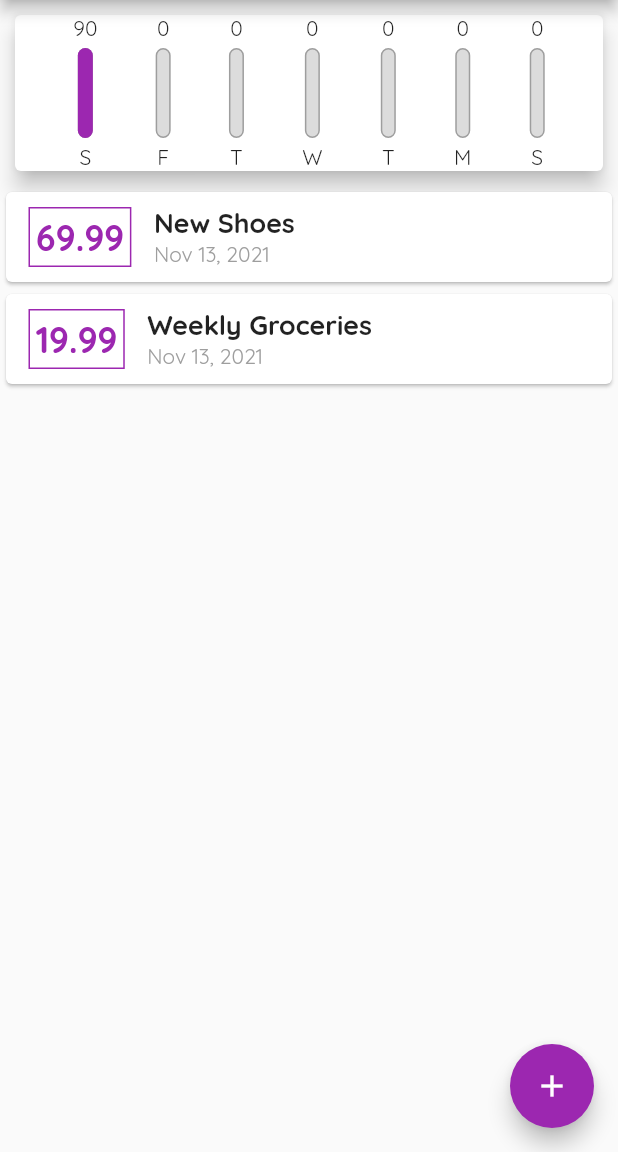
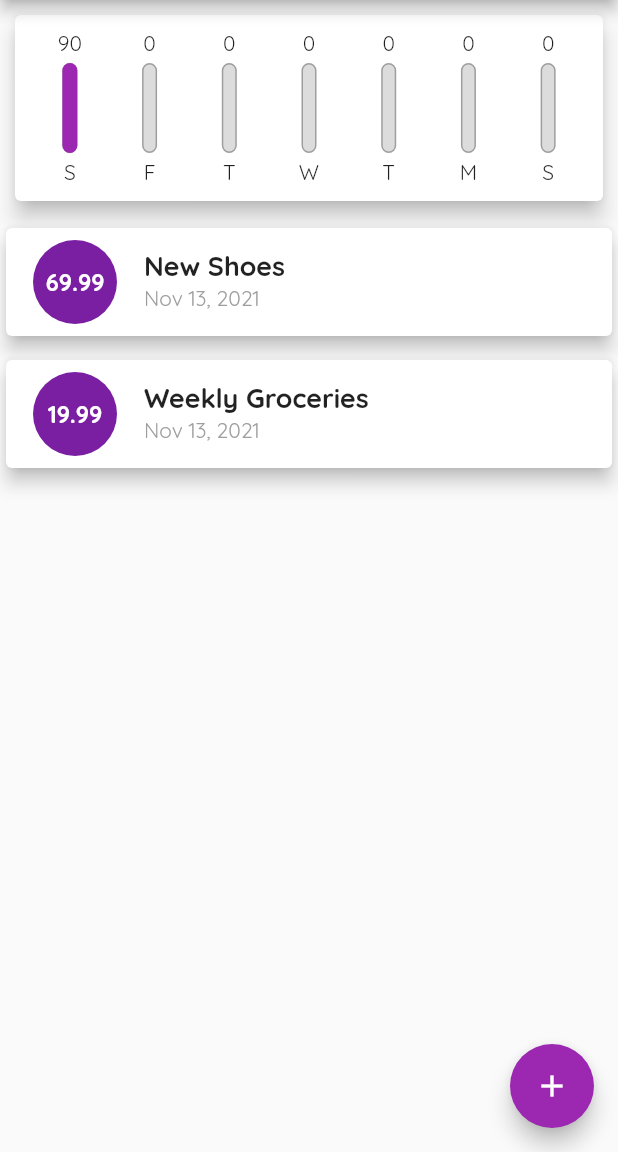
Before and after one commit to aj2460/Expense-calc, a Flutter app: the screen it shows after launch, on a phone screen of 412 x 824 dp, the part 84-1236 px from its top. Run offline on Flutter 3.47's test engine with Material 2 defaults, Android fonts, the phone set to English and light mode, and no system bars.

Commit message:
Replace custom list style with ListTile widget

```diff
--- a/lib/widgets/chart.dart
+++ b/lib/widgets/chart.dart
@@ -39,16 +39,22 @@ class Chart extends StatelessWidget {
     return Card(
       margin: EdgeInsets.all(10),
       elevation: 6,
+      child: Padding(
+        padding: EdgeInsets.all(10),
         child: Row(
-        mainAxisAlignment: MainAxisAlignment.spaceEvenly,
+          mainAxisAlignment: MainAxisAlignment.spaceAround,
           children: groupedTransactionValues.map((data) {
-          return ChartBar(
+            return Flexible(
+              fit: FlexFit.tight,
+              child: ChartBar(
                   data["day"].toString(),
                   double.parse(data["amount"].toString()),
                   totalSpending == 0.0
                       ? 0.0
-                  : (data["amount"] as double) / totalSpending);
+                      : (data["amount"] as double) / totalSpending),
+            );
           }).toList(),
+        ),
       ),
     );
   }
--- a/lib/widgets/transaction_list.dart
+++ b/lib/widgets/transaction_list.dart
@@ -36,40 +36,33 @@ class TransactionList extends StatelessWidget {
           : ListView.builder(
               itemBuilder: (ctx, index) {
                 return Card(
-                  child: Row(
-                    children: [
-                      Container(
-                        margin:
-                            EdgeInsets.symmetric(vertical: 10, horizontal: 15),
-                        padding: EdgeInsets.all(4),
-                        decoration: BoxDecoration(
-                          border:
-                              Border.all(color: Theme.of(context).primaryColor),
-                        ),
+                  elevation: 5,
+                  margin: EdgeInsets.symmetric(vertical: 8, horizontal: 4),
+                  child: ListTile(
+                    leading: CircleAvatar(
+                      radius: 30,
+                      child: Padding(
+                        padding: EdgeInsets.all(6),
+                        child: FittedBox(
                           child: Text(
                             _userTransactions[index].amount.toStringAsFixed(2),
                             style: TextStyle(
-                              fontSize: 24,
+                                fontSize: 16,
                                 fontWeight: FontWeight.bold,
-                              color: Theme.of(context).primaryColor),
+                                color: Colors.white),
                           ),
                         ),
-                      Column(
-                        crossAxisAlignment: CrossAxisAlignment.start,
-                        children: [
-                          Text(
+                      ),
+                    ),
+                    title: Text(
                       _userTransactions[index].title,
-                            style: TextStyle(
-                                fontSize: 18, fontWeight: FontWeight.bold),
+                      style:
+                          TextStyle(fontSize: 18, fontWeight: FontWeight.bold),
                     ),
-                          Text(
-                            DateFormat.yMMMd()
-                                .format(_userTransactions[index].date),
+                    subtitle: Text(
+                      DateFormat.yMMMd().format(_userTransactions[index].date),
                       style: TextStyle(color: Colors.grey),
                     ),
-                        ],
-                      )
-                    ],
                   ),
                 );
               },
```
Lines whose indentation alone changed are shown as unchanged.
